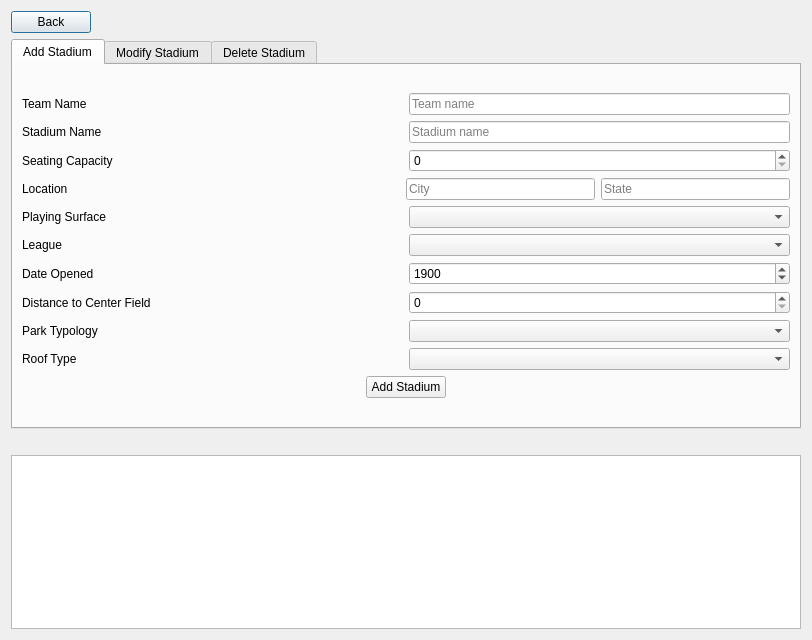
First picture: the form in BaseballProject2/modifystadiums.ui, repository tholm1/CS1D-Project-2-Baseball, before the edit.
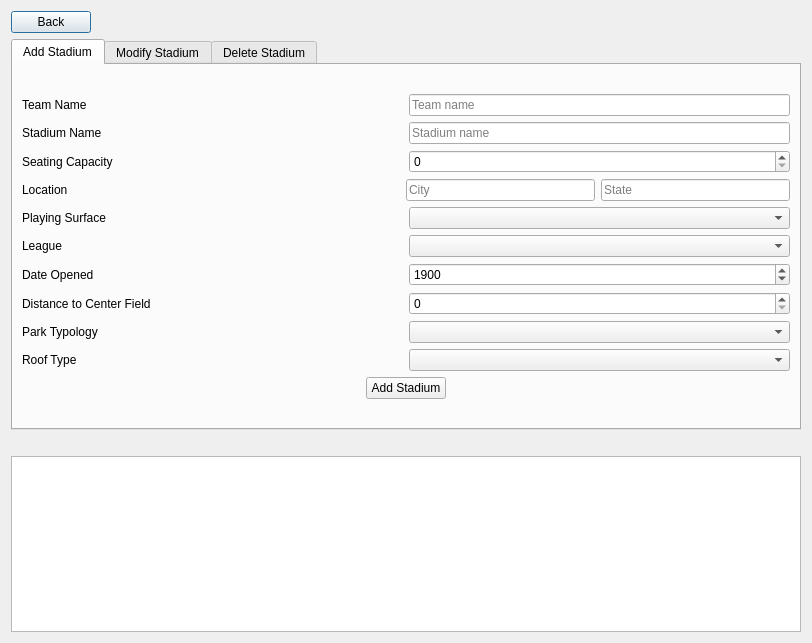
Second picture: the form after the edit.

The edit to the form file:
```diff
--- a/BaseballProject2/modifystadiums.ui
+++ b/BaseballProject2/modifystadiums.ui
@@ -7,7 +7,7 @@
     <x>0</x>
     <y>0</y>
     <width>812</width>
-    <height>640</height>
+    <height>643</height>
    </rect>
   </property>
   <property name="windowTitle">
```
